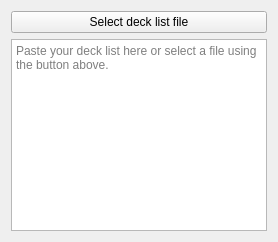
Qt form mtg_proxy_printer/resources/ui/deck_import_wizard/load_list_page.ui (luziferius/MTGProxyPrinter) before a commit.
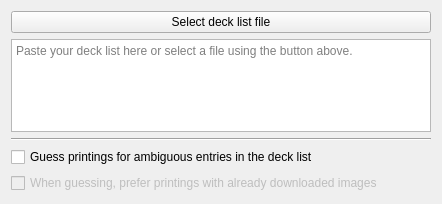
The same form after that commit. Icons and pictures are not drawn.

Commit message:
Implemented Settings and UI work for enabling print guessing during deck list imports.
Added a section to the settings that contains default values for the print guessing.
Added an override setting to the deck parser classes that can be used to force-enable guessing for parsers that definitely require it (like the Magic Online parser).
Added Check boxes to the DeckImportWizard’s LoadListPage that take the default values from the settings and allow the user to enable both guessing and guessing preferences.

FossilOrigin-Name: 7c4f13da58199e19db04940e22166398fb8f0591820646eddc850e25af325efd

What changed in the file:
```diff
--- a/mtg_proxy_printer/resources/ui/deck_import_wizard/load_list_page.ui
+++ b/mtg_proxy_printer/resources/ui/deck_import_wizard/load_list_page.ui
@@ -2,6 +2,17 @@
 <ui version="4.0">
  <class>WizardPage</class>
  <widget class="QWizardPage" name="WizardPage">
+  <property name="enabled">
+   <bool>true</bool>
+  </property>
+  <property name="geometry">
+   <rect>
+    <x>0</x>
+    <y>0</y>
+    <width>442</width>
+    <height>204</height>
+   </rect>
+  </property>
   <property name="title">
    <string>Import a deck list for printing</string>
   </property>
@@ -30,6 +41,37 @@
      </property>
     </widget>
    </item>
+   <item>
+    <widget class="Line" name="line">
+     <property name="orientation">
+      <enum>Qt::Horizontal</enum>
+     </property>
+    </widget>
+   </item>
+   <item>
+    <widget class="QCheckBox" name="print_guessing_enable">
+     <property name="toolTip">
+      <string>If checked, choose any printing, if a unique printing is not identified.
+If unchecked, each ambiguous card is ignored and reported as unrecognized.</string>
+     </property>
+     <property name="text">
+      <string>Guess printings for ambiguous entries in the deck list</string>
+     </property>
+    </widget>
+   </item>
+   <item>
+    <widget class="QCheckBox" name="print_guessing_prefer_already_downloaded">
+     <property name="enabled">
+      <bool>false</bool>
+     </property>
+     <property name="toolTip">
+      <string>Enabling this can potentially save disk space and download volume, based on the images already downloaded.</string>
+     </property>
+     <property name="text">
+      <string>When guessing, prefer printings with already downloaded images</string>
+     </property>
+    </widget>
+   </item>
   </layout>
  </widget>
  <resources/>
```
Left out of the diff: 19 changed lines with no effect on the pictures. The commit also changes 5 other files.
